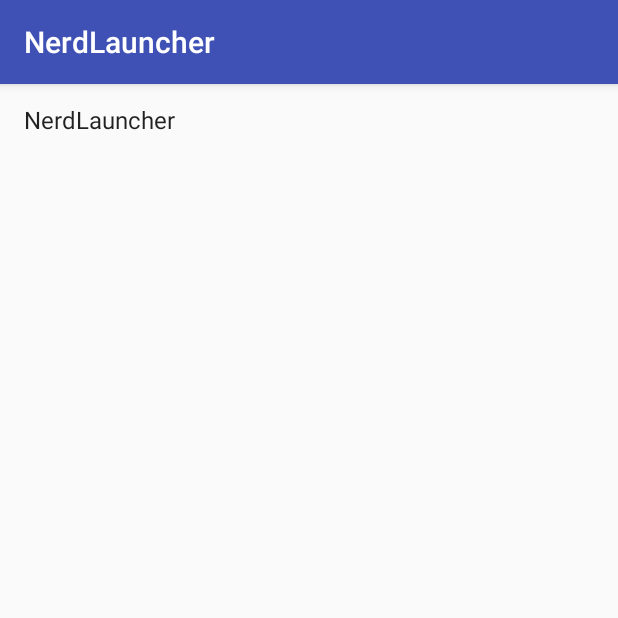
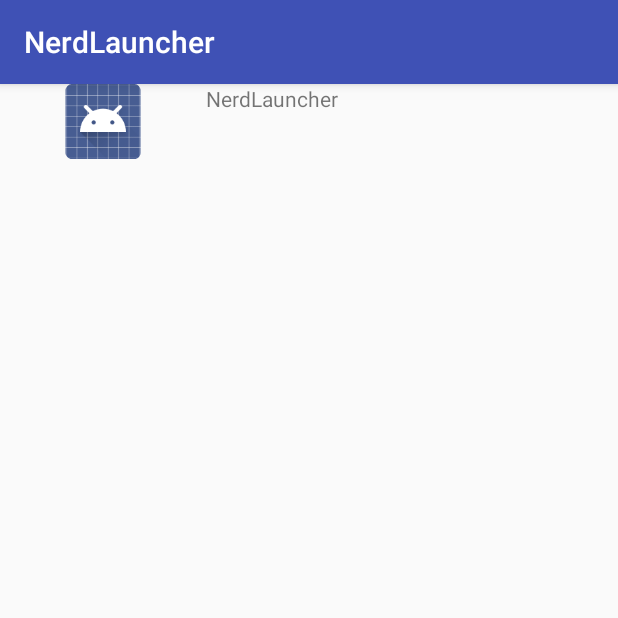
Before and after one commit to Hultron/BigNerdRanch2, an Android app: the screen it shows after launch (NerdLauncherActivity), after a tap on "NerdLauncher", on a phone screen of 412 x 824 dp, the top half of it. Run offline under Robolectric (Android 15) with nearby library versions, the phone set to English and light mode, and no system bars.

Commit message:
NerdLauncher完成

```diff
--- a/nerdlauncher/src/main/java/com/hultron/nerdlauncher/NerdLauncherFragment.java
+++ b/nerdlauncher/src/main/java/com/hultron/nerdlauncher/NerdLauncherFragment.java
@@ -9,10 +9,10 @@ import android.support.annotation.Nullable;
 import android.support.v4.app.Fragment;
 import android.support.v7.widget.LinearLayoutManager;
 import android.support.v7.widget.RecyclerView;
-import android.util.Log;
 import android.view.LayoutInflater;
 import android.view.View;
 import android.view.ViewGroup;
+import android.widget.ImageView;
 import android.widget.TextView;
 
 import java.util.Collections;
@@ -55,25 +55,27 @@ public class NerdLauncherFragment extends Fragment {
                         b.loadLabel(pm).toString());
             }
         });
-        Log.d(TAG, "setupAdapter: " + activities.size());
         mRecyclerView.setAdapter(new ActivityAdapter(activities));
     }
 
     private class ActivityHolder extends RecyclerView.ViewHolder implements View.OnClickListener {
         private ResolveInfo mResolveInfo;
         private TextView mNameTextView;
+        private ImageView mImageView;
 
         public ActivityHolder(View itemView) {
             super(itemView);
-            mNameTextView = (TextView) itemView;
+            mImageView = (ImageView) itemView.findViewById(R.id.app_icon);
+            mNameTextView = (TextView) itemView.findViewById(R.id.app_label);
+            itemView.setOnClickListener(this);
         }
 
         public void bindActivity(ResolveInfo resolveInfo) {
             mResolveInfo = resolveInfo;
             PackageManager pm = getActivity().getPackageManager();
             String appName = mResolveInfo.loadLabel(pm).toString();
+            mImageView.setImageDrawable(mResolveInfo.loadIcon(pm));
             mNameTextView.setText(appName);
-            mNameTextView.setOnClickListener(this);
         }
 
         @Override
@@ -81,8 +83,8 @@ public class NerdLauncherFragment extends Fragment {
             ActivityInfo activityInfo = mResolveInfo.activityInfo;
 
             Intent i = new Intent(Intent.ACTION_MAIN)
-                    .setClassName(activityInfo.applicationInfo.packageName, activityInfo.name);
-
+                    .setClassName(activityInfo.applicationInfo.packageName, activityInfo.name)
+                    .addFlags(Intent.FLAG_ACTIVITY_NEW_TASK);
             startActivity(i);
         }
     }
@@ -98,7 +100,7 @@ public class NerdLauncherFragment extends Fragment {
         @Override
         public ActivityHolder onCreateViewHolder(ViewGroup parent, int viewType) {
             LayoutInflater inflater = LayoutInflater.from(getActivity());
-            View view = inflater.inflate(android.R.layout.simple_list_item_1, parent, false);
+            View view = inflater.inflate(R.layout.list_item_app, parent, false);
             return new ActivityHolder(view);
         }
 
--- /dev/null
+++ b/nerdlauncher/src/main/res/layout/list_item_app.xml
@@ -0,0 +1,17 @@
+<?xml version="1.0" encoding="utf-8"?>
+<LinearLayout
+    xmlns:android="http://schemas.android.com/apk/res/android"
+    android:layout_width="match_parent"
+    android:layout_height="wrap_content">
+
+    <ImageView
+        android:id="@+id/app_icon"
+        android:layout_width="0dp"
+        android:layout_weight="0.5"
+        android:layout_height="50dp"/>
+    <TextView
+        android:id="@+id/app_label"
+        android:layout_width="0dp"
+        android:layout_weight="1"
+        android:layout_height="50dp"/>
+</LinearLayout>
```
